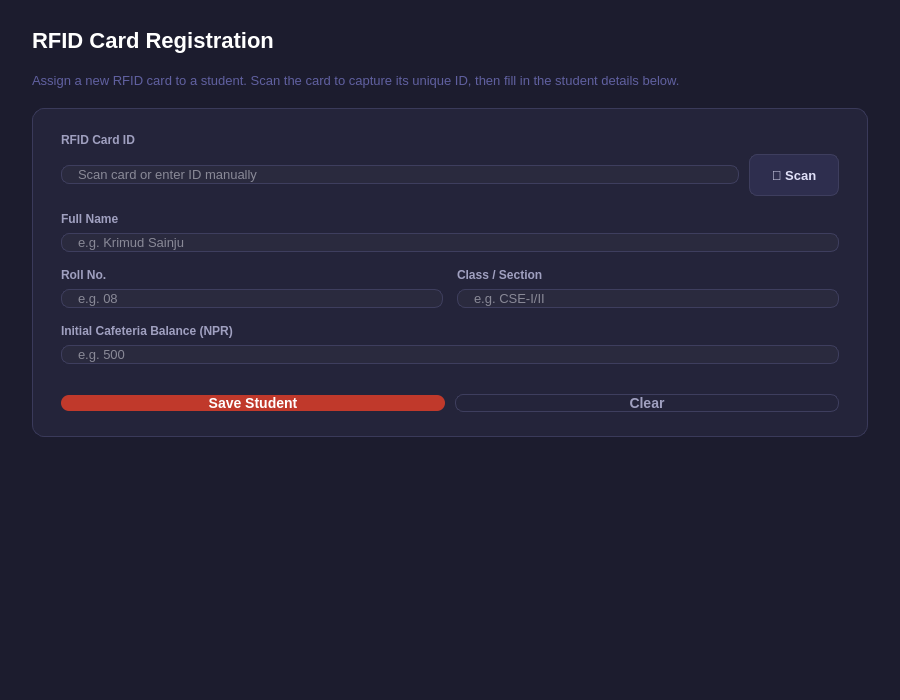
LeluchVIBritannia/RFID-based-student-attendence-system-, file ui/RegisterCardPage.ui: the form before one commit.
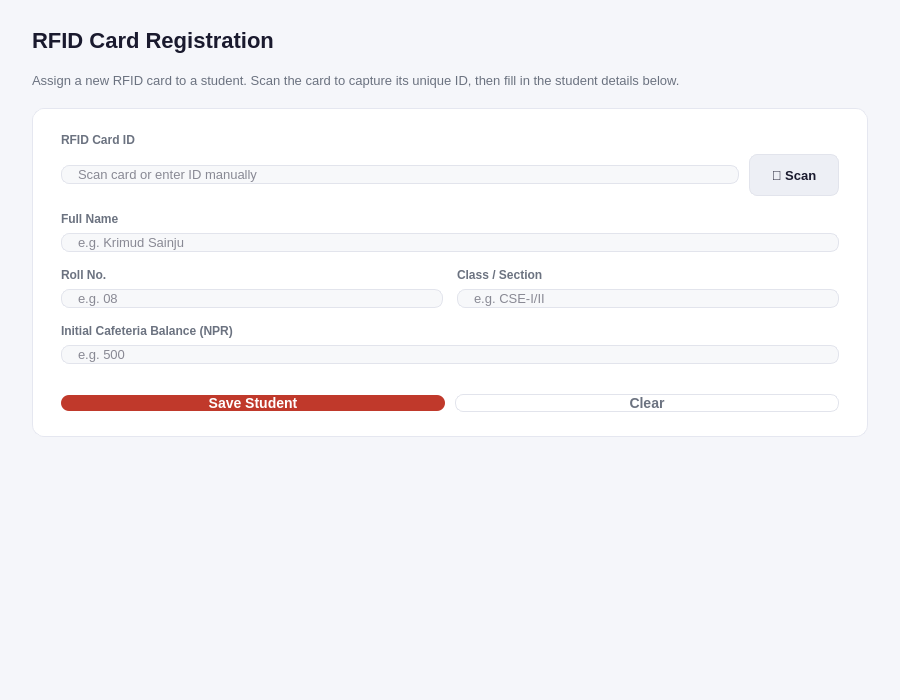
The form after the commit.

Diff of the .ui file:
```diff
--- a/ui/RegisterCardPage.ui
+++ b/ui/RegisterCardPage.ui
@@ -14,7 +14,7 @@
    <string>RegisterCardPage</string>
   </property>
   <property name="styleSheet">
-   <string notr="true">QWidget#RegisterCardPage { background-color: #1C1C2E; }</string>
+   <string notr="true">QWidget#RegisterCardPage { background-color: #F5F6FA; }</string>
   </property>
   <layout class="QVBoxLayout" name="registerLayout">
    <property name="spacing">
@@ -35,7 +35,7 @@
    <item>
     <widget class="QLabel" name="labelRegisterTitle">
      <property name="styleSheet">
-      <string notr="true">color:#FFFFFF; font-size:22px; font-weight:700; background:transparent; border:none;</string>
+      <string notr="true">color: #1A1A2E; font-size:22px; font-weight:700; background:transparent; border:none;</string>
      </property>
      <property name="text">
       <string>RFID Card Registration</string>
@@ -45,7 +45,7 @@
    <item>
     <widget class="QLabel" name="labelRegisterInfo">
      <property name="styleSheet">
-      <string notr="true">color:#6060A0; font-size:13px; background:transparent; border:none;</string>
+      <string notr="true">color:#6B7280; font-size:13px; background:transparent; border:none;</string>
      </property>
      <property name="text">
       <string>Assign a new RFID card to a student. Scan the card to capture its unique ID, then fill in the student details below.</string>
@@ -58,7 +58,7 @@
    <item>
     <widget class="QFrame" name="registerFormCard">
      <property name="styleSheet">
-      <string notr="true">QFrame#registerFormCard{background-color:#24243A;border:1px solid #3A3A5A;border-radius:12px;}</string>
+      <string notr="true">QFrame#registerFormCard{background-color:#FFFFFF;border:1px solid #E5E7F0;border-radius:12px;}</string>
      </property>
      <layout class="QVBoxLayout" name="registerFormLayout">
       <property name="spacing">
@@ -79,7 +79,7 @@
       <item>
        <widget class="QLabel" name="labelRegRfid">
         <property name="styleSheet">
-         <string notr="true">font-size:12px; font-weight:600; color:#A0A0C0; background:transparent; border:none;</string>
+         <string notr="true">font-size:12px; font-weight:600; color:#6B7280; background:transparent; border:none;</string>
         </property>
         <property name="text">
          <string>RFID Card ID</string>
@@ -110,7 +110,7 @@
         <item>
          <widget class="QLineEdit" name="lineEditRfidId">
           <property name="styleSheet">
-           <string notr="true">QLineEdit{background-color:#2A2A3E;color:#E8E8F0;border:1px solid #3E3E5E;border-radius:8px;padding:0 14px;font-size:13px;}
+           <string notr="true">QLineEdit{background-color:#F7F8FA;color:#1A1A2E;border:1px solid #E2E4EC;border-radius:8px;padding:0 14px;font-size:13px;}
 QLineEdit:focus{border:1.5px solid #C0392B;}</string>
           </property>
           <property name="placeholderText">
@@ -130,8 +130,8 @@
            <cursorShape>PointingHandCursor</cursorShape>
           </property>
           <property name="styleSheet">
-           <string notr="true">QPushButton{background-color:#2E2E4E;color:#E0E0F8;border:1px solid #3E3E5E;border-radius:8px;font-size:13px;font-weight:600;}
-QPushButton:hover{background-color:#3A3A5E;}</string>
+           <string notr="true">QPushButton{background-color:#EDEFF5;color:#1A1A2E;border:1px solid #E2E4EC;border-radius:8px;font-size:13px;font-weight:600;}
+QPushButton:hover{background-color:#F0F1F5;}</string>
           </property>
           <property name="text">
            <string>📡 Scan</string>
@@ -159,7 +159,7 @@
       <item>
        <widget class="QLabel" name="labelRegName">
         <property name="styleSheet">
-         <string notr="true">font-size:12px; font-weight:600; color:#A0A0C0; background:transparent; border:none;</string>
+         <string notr="true">font-size:12px; font-weight:600; color:#6B7280; background:transparent; border:none;</string>
         </property>
         <property name="text">
          <string>Full Name</string>
@@ -185,7 +185,7 @@
       <item>
        <widget class="QLineEdit" name="lineEditRegName">
         <property name="styleSheet">
-         <string notr="true">QLineEdit{background-color:#2A2A3E;color:#E8E8F0;border:1px solid #3E3E5E;border-radius:8px;padding:0 14px;font-size:13px;}
+         <string notr="true">QLineEdit{background-color:#F7F8FA;color:#1A1A2E;border:1px solid #E2E4EC;border-radius:8px;padding:0 14px;font-size:13px;}
 QLineEdit:focus{border:1.5px solid #C0392B;}</string>
         </property>
         <property name="placeholderText">
@@ -222,7 +222,7 @@
           <item>
            <widget class="QLabel" name="labelRegRoll">
             <property name="styleSheet">
-             <string notr="true">font-size:12px; font-weight:600; color:#A0A0C0; background:transparent; border:none;</string>
+             <string notr="true">font-size:12px; font-weight:600; color:#6B7280; background:transparent; border:none;</string>
             </property>
             <property name="text">
              <string>Roll No.</string>
@@ -232,7 +232,7 @@
           <item>
            <widget class="QLineEdit" name="lineEditRegRoll">
             <property name="styleSheet">
-             <string notr="true">QLineEdit{background-color:#2A2A3E;color:#E8E8F0;border:1px solid #3E3E5E;border-radius:8px;padding:0 14px;font-size:13px;}
+             <string notr="true">QLineEdit{background-color:#F7F8FA;color:#1A1A2E;border:1px solid #E2E4EC;border-radius:8px;padding:0 14px;font-size:13px;}
 QLineEdit:focus{border:1.5px solid #C0392B;}</string>
             </property>
             <property name="placeholderText">
@@ -250,7 +250,7 @@
           <item>
            <widget class="QLabel" name="labelRegSection">
             <property name="styleSheet">
-             <string notr="true">font-size:12px; font-weight:600; color:#A0A0C0; background:transparent; border:none;</string>
+             <string notr="true">font-size:12px; font-weight:600; color:#6B7280; background:transparent; border:none;</string>
             </property>
             <property name="text">
              <string>Class / Section</string>
@@ -260,7 +260,7 @@
           <item>
            <widget class="QLineEdit" name="lineEditRegSection">
             <property name="styleSheet">
-             <string notr="true">QLineEdit{background-color:#2A2A3E;color:#E8E8F0;border:1px solid #3E3E5E;border-radius:8px;padding:0 14px;font-size:13px;}
+             <string notr="true">QLineEdit{background-color:#F7F8FA;color:#1A1A2E;border:1px solid #E2E4EC;border-radius:8px;padding:0 14px;font-size:13px;}
 QLineEdit:focus{border:1.5px solid #C0392B;}</string>
             </property>
             <property name="placeholderText">
@@ -291,7 +291,7 @@
       <item>
        <widget class="QLabel" name="labelRegBalance">
         <property name="styleSheet">
-         <string notr="true">font-size:12px; font-weight:600; color:#A0A0C0; background:transparent; border:none;</string>
+         <string notr="true">font-size:12px; font-weight:600; color:#6B7280; background:transparent; border:none;</string>
         </property>
         <property name="text">
          <string>Initial Cafeteria Balance (NPR)</string>
@@ -317,7 +317,7 @@
       <item>
        <widget class="QLineEdit" name="lineEditRegBalance">
         <property name="styleSheet">
-         <string notr="true">QLineEdit{background-color:#2A2A3E;color:#E8E8F0;border:1px solid #3E3E5E;border-radius:8px;padding:0 14px;font-size:13px;}
+         <string notr="true">QLineEdit{background-color:#F7F8FA;color:#1A1A2E;border:1px solid #E2E4EC;border-radius:8px;padding:0 14px;font-size:13px;}
 QLineEdit:focus{border:1.5px solid #C0392B;}</string>
         </property>
         <property name="placeholderText">
@@ -393,8 +393,8 @@
            <cursorShape>PointingHandCursor</cursorShape>
           </property>
           <property name="styleSheet">
-           <string notr="true">QPushButton{background-color:transparent;color:#A0A0C0;border:1px solid #3E3E5E;border-radius:8px;font-size:14px;font-weight:600;}
-QPushButton:hover{background-color:#2A2A3E;color:#E0E0F8;}</string>
+           <string notr="true">QPushButton{background-color:transparent;color:#6B7280;border:1px solid #E2E4EC;border-radius:8px;font-size:14px;font-weight:600;}
+QPushButton:hover{background-color:#F7F8FA;color:#1A1A2E;}</string>
           </property>
           <property name="text">
            <string>Clear</string>
```
